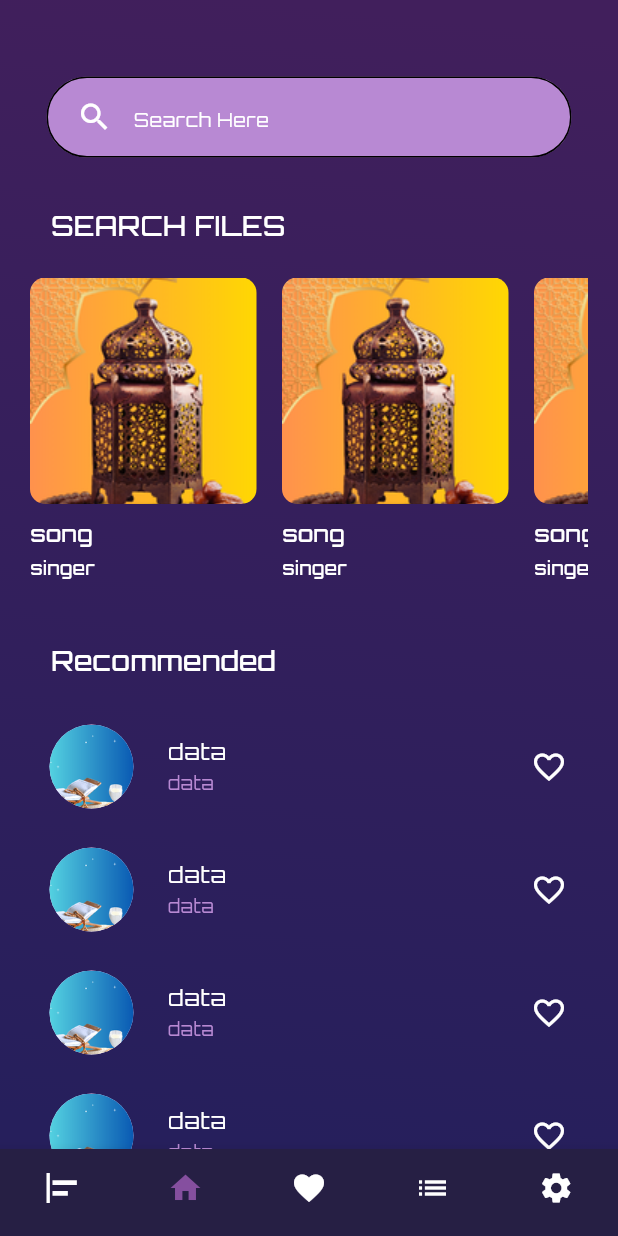
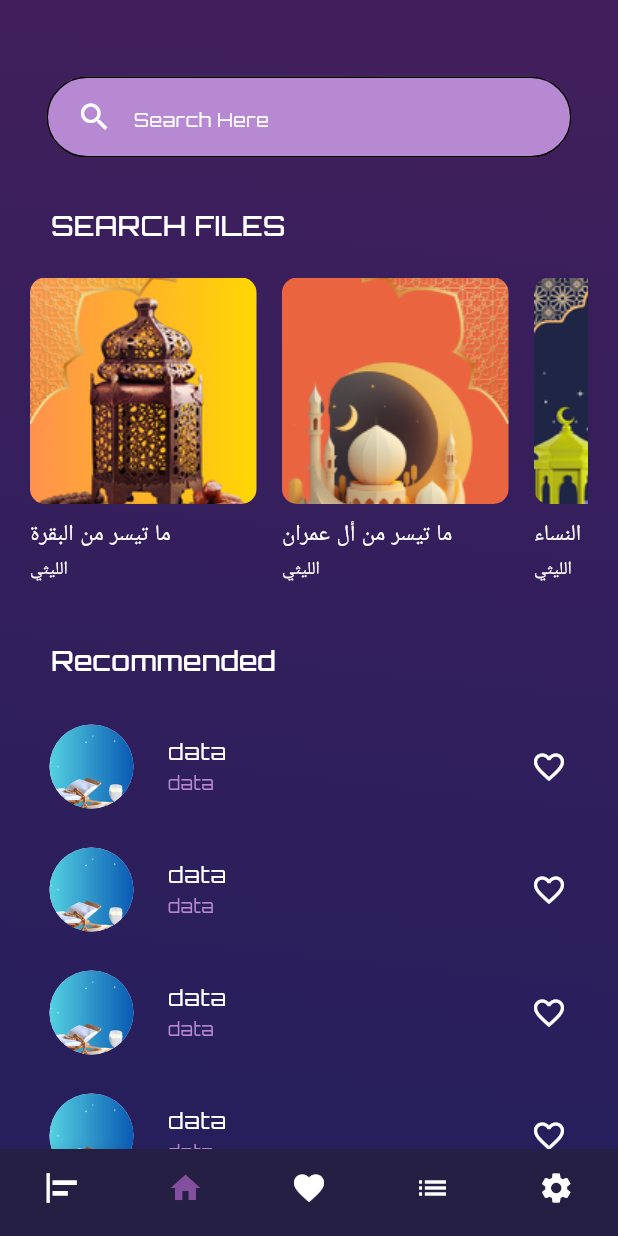
Before and after one commit to EngMohamed3382/music_app, a Flutter app: the MainHomeScreen screen opened by its route, item 2 of the bottom bar chosen, on a phone screen of 412 x 824 dp. Run offline on Flutter 3.47's test engine with Material 3 defaults, Android fonts, the phone set to English and light mode, and no system bars.

Commit message:
Part 38 Add Assets of Quran Images and Audio

```diff
--- a/lib/core/resources/assets_managers.dart
+++ b/lib/core/resources/assets_managers.dart
@@ -1,13 +1,28 @@
 class AssetsManagers {
-  static const pathImage = "assets/images";
-  static const logo = "$pathImage/logo.png";
-  static const onBoardingImage = "$pathImage/onBoarding.png";
-  static const homePageH1 = "$pathImage/h1.png";
-  static const homePageH2 = "$pathImage/h2.png";
-  static const homePageH3 = "$pathImage/h3.png";
-  static const homePageH4 = "$pathImage/h4.png";
-  static const homePageH5 = "$pathImage/h5.png";
-  static const homePageH6 = "$pathImage/h6.png";
-  static const homePageH7 = "$pathImage/h7.png";
+  static const String pathImage = "assets/images";
+  static const String pathQuran = "assets/audio/quran";
+  static const String logo = "$pathImage/logo.png";
+  static const String onBoardingImage = "$pathImage/onBoarding.png";
+  static const String homePageH1 = "$pathImage/h1.png";
+  static const String homePageH2 = "$pathImage/h2.png";
+  static const String homePageH3 = "$pathImage/h3.png";
+  static const String homePageH4 = "$pathImage/h4.png";
+  static const String homePageH5 = "$pathImage/h5.png";
+  static const String homePageH6 = "$pathImage/h6.png";
+  static const String homePageH7 = "$pathImage/h7.png";
+  static const String homePageH8 = "$pathImage/h8.png";
+  static const String homePageH9 = "$pathImage/h9.png";
+  static const String homePageH10 = "$pathImage/h10.png";
+  static const String quran1 = "$pathQuran/1.mp3";
+  static const String quran2 = "$pathQuran/2.mp3";
+  static const String quran3 = "$pathQuran/3.mp3";
+  static const String quran4 = "$pathQuran/4.mp3";
+  static const String quran5 = "$pathQuran/5.mp3";
+  static const String quran6 = "$pathQuran/6.mp3";
+  static const String quran7 = "$pathQuran/7.mp3";
+  static const String quran8 = "$pathQuran/8.mp3";
+  static const String quran9 = "$pathQuran/9.mp3";
+  static const String quran10 = "$pathQuran/10.mp3";
+
 
 }
--- /dev/null
+++ b/lib/core/resources/constants_value.dart
@@ -0,0 +1,17 @@
+import 'package:music_app/core/resources/assets_managers.dart';
+import 'package:music_app/models/songsModel.dart';
+
+class ConstantsValue {
+  static List<SongsModel> listQuran=[
+    SongsModel(image: AssetsManagers.homePageH1, singer: "الليثي", song: "ما تيسر من البقرة", pathSong: AssetsManagers.quran1),
+    SongsModel(image: AssetsManagers.homePageH2, singer: "الليثي", song: "ما تيسر من أل عمران", pathSong: AssetsManagers.quran2),
+    SongsModel(image: AssetsManagers.homePageH3, singer: "الليثي", song: "ما تيسر من النساء", pathSong: AssetsManagers.quran3),
+    SongsModel(image: AssetsManagers.homePageH4, singer: "الليثي", song: "ما تيسر من يوسف", pathSong: AssetsManagers.quran4),
+    SongsModel(image: AssetsManagers.homePageH5, singer: "الليثي", song: "ما تيسر من ابراهيم", pathSong: AssetsManagers.quran5),
+    SongsModel(image: AssetsManagers.homePageH6, singer: "الليثي", song: "ما تيسر من النحل", pathSong: AssetsManagers.quran6),
+    SongsModel(image: AssetsManagers.homePageH7, singer: "الليثي", song: "ما تيسر من الاسراء", pathSong: AssetsManagers.quran7),
+    SongsModel(image: AssetsManagers.homePageH8, singer: "الليثي", song: "ما تيسر من الكهف", pathSong: AssetsManagers.quran8),
+    SongsModel(image: AssetsManagers.homePageH9, singer: "الليثي", song: "ما تيسر من مريم", pathSong: AssetsManagers.quran9),
+    SongsModel(image: AssetsManagers.homePageH10, singer: "الليثي", song: "ما تيسر من طه", pathSong: AssetsManagers.quran10),
+  ];
+}
--- a/lib/features/main_home/screens/home_page.dart
+++ b/lib/features/main_home/screens/home_page.dart
@@ -2,13 +2,14 @@ import 'package:flutter/material.dart';
 import 'package:music_app/controller/home_page_controller.dart';
 import 'package:music_app/core/resources/alignment_managers.dart';
 import 'package:music_app/core/resources/color_managers.dart';
+import 'package:music_app/core/resources/constants_value.dart';
 import 'package:music_app/core/resources/height_values_managers.dart';
 import 'package:music_app/core/resources/string_value.dart';
 import 'package:music_app/features/main_home/widgets/custom_row_recommended_music.dart';
 import 'package:music_app/features/main_home/widgets/custom_search_details.dart';
 import 'package:music_app/features/main_home/widgets/custom_text_field_home_page.dart';
 import 'package:music_app/features/main_home/widgets/custom_title_home_page.dart';
-import 'package:music_app/models/songsModel.dart';
+
 
 class HomePage extends StatelessWidget {
   const HomePage({super.key});
@@ -43,7 +44,7 @@ class HomePage extends StatelessWidget {
                   HomePageController.navigatorToPlayMusicScreen(context: context);
                 },
                 itemCount: 7,
-                songsModel: SongsModel(image: "image", singer: "singer", song: "song", pathSong: "pathSong"),
+                listsongsModel: ConstantsValue.listQuran ,
               ),
               CustomTitleHomePage(
                 title: "Recommended",
--- a/lib/features/main_home/widgets/custom_search_details.dart
+++ b/lib/features/main_home/widgets/custom_search_details.dart
@@ -1,5 +1,4 @@
 import 'package:flutter/material.dart';
-import 'package:music_app/core/resources/assets_managers.dart';
 import 'package:music_app/core/resources/color_managers.dart';
 import 'package:music_app/core/resources/font_managers.dart';
 import 'package:music_app/core/resources/height_values_managers.dart';
@@ -10,9 +9,9 @@ import 'package:music_app/models/songsModel.dart';
 
 class CustomSearchDetails extends StatelessWidget {
   const CustomSearchDetails({
-    super.key, required this.songsModel, required this.itemCount, required this.onTap,
+    super.key, required this.listsongsModel, required this.itemCount, required this.onTap,
   });
-    final SongsModel songsModel;
+    final List<SongsModel> listsongsModel;
     final int itemCount;
     final GestureTapCallback onTap;
 
@@ -35,11 +34,11 @@ class CustomSearchDetails extends StatelessWidget {
                         fit: BoxFit.cover,
                         height: HeightValuesManagers.h151,
                         width: WidthValuesManagers.w151,
-                        image: AssetImage(AssetsManagers.homePageH1)),
+                        image: AssetImage(listsongsModel[index].image)),
                   ),
                   SizedBox(height: HeightValuesManagers.h9,),
                   Text(
-                    songsModel.song,
+                    listsongsModel[index].song,
                     style: TextStyle(
                         fontSize: FontSizeManagers.f15,
                         fontWeight: FontWeight.w500,
@@ -47,7 +46,7 @@ class CustomSearchDetails extends StatelessWidget {
                   ),
                   SizedBox(height: HeightValuesManagers.h4,),
                   Text(
-                    songsModel.singer,
+                    listsongsModel[index].singer,
                     style: TextStyle(
                         fontSize: FontSizeManagers.f12,
                         fontWeight: FontWeight.w500,
```
Also changed, not shown: assets/images/h10.png (added), assets/images/h8.png (added), assets/images/h9.png (added).
